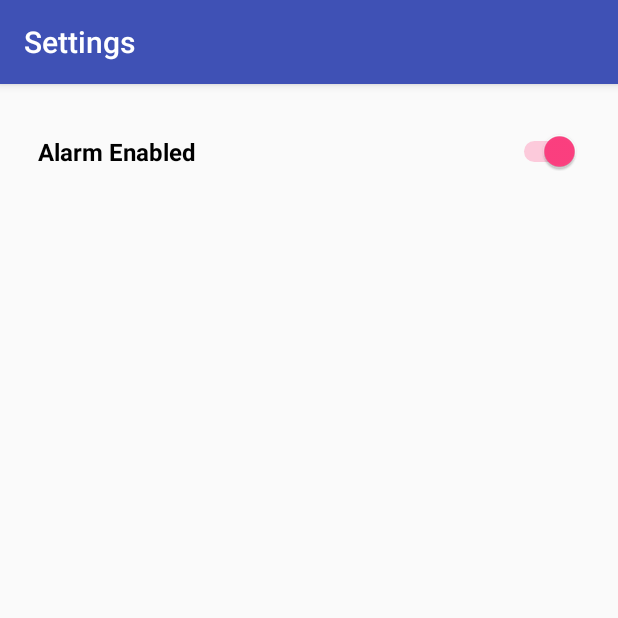
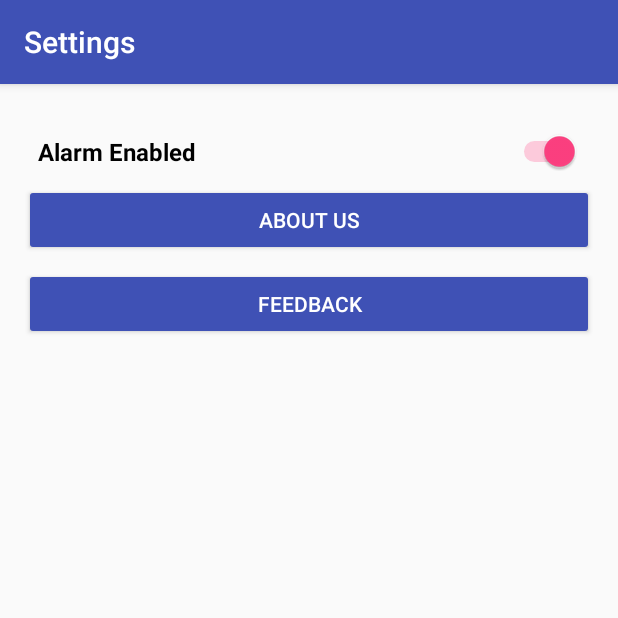
Before and after one commit to byteShaft/study-pro, an Android app: the Settings screen opened directly, with no data from a screen before it, on a phone screen of 412 x 824 dp, the top half of it. Run offline under Robolectric (Android 15) with nearby library versions, the phone set to English and light mode, and no system bars.

Commit message:
add about and feedback in settings

```diff
--- a/app/src/main/AndroidManifest.xml
+++ b/app/src/main/AndroidManifest.xml
@@ -14,7 +14,7 @@
         android:theme="@style/AppTheme">
         <activity
             android:name=".dashboard"
-            android:label="@string/app_name"/>
+            android:label="@string/app_name" />
         <activity
             android:name=".ViewAgenda"
             android:label="My Agendas"
@@ -46,7 +46,9 @@
                 <category android:name="android.intent.category.LAUNCHER" />
             </intent-filter>
         </activity>
-        <activity android:name=".Settings"/>
+        <activity android:name=".Settings" />
+        <activity android:name=".FeedbackActivity" />
+        <activity android:name=".AboutActivity"></activity>
     </application>
 
 </manifest>
--- a/app/src/main/java/in/technicus/studypro/Settings.java
+++ b/app/src/main/java/in/technicus/studypro/Settings.java
@@ -1,25 +1,33 @@
 package in.technicus.studypro;
 
 import android.content.ComponentName;
+import android.content.Intent;
 import android.content.pm.PackageManager;
 import android.graphics.Color;
 import android.os.Bundle;
 import android.support.v7.app.AppCompatActivity;
+import android.view.View;
+import android.widget.Button;
 import android.widget.CompoundButton;
 import android.widget.Switch;
 import android.widget.Toast;
 
-public class Settings extends AppCompatActivity implements CompoundButton.OnCheckedChangeListener {
+public class Settings extends AppCompatActivity implements CompoundButton.OnCheckedChangeListener, View.OnClickListener {
 
 
     private Switch mToggleSwitch;
+    private Button mAboutButton;
+    private Button mFeedbackButton;
 
     @Override
     protected void onCreate(Bundle savedInstanceState) {
         super.onCreate(savedInstanceState);
         setContentView(R.layout.activity_settings);
         setTitle("Settings");
-
+        mAboutButton = (Button) findViewById(R.id.button_about);
+        mFeedbackButton = (Button) findViewById(R.id.button_feedback);
+        mAboutButton.setOnClickListener(this);
+        mFeedbackButton.setOnClickListener(this);
         mToggleSwitch = (Switch) findViewById(R.id.aSwitch);
         mToggleSwitch.setOnCheckedChangeListener(this);
     }
@@ -71,4 +79,18 @@ public class Settings extends AppCompatActivity implements CompoundButton.OnChec
             mToggleSwitch.setTextColor(Color.RED);
         }
     }
+
+    @Override
+    public void onClick(View view) {
+        switch (view.getId()) {
+            case R.id.button_feedback:
+                System.out.println("feedback button");
+                startActivity(new Intent(this, FeedbackActivity.class));
+                break;
+            case R.id.button_about:
+                System.out.println("About button");
+                startActivity(new Intent(this, AboutActivity.class));
+                break;
+        }
+    }
 }
--- a/app/src/main/res/layout/activity_settings.xml
+++ b/app/src/main/res/layout/activity_settings.xml
@@ -11,7 +11,7 @@
 
     <Switch
         android:id="@+id/aSwitch"
-        android:layout_width="fill_parent"
+        android:layout_width="match_parent"
         android:layout_height="wrap_content"
         android:layout_centerHorizontal="true"
         android:layout_marginTop="15dp"
@@ -20,4 +20,24 @@
         android:paddingRight="9dp"
         android:textStyle="bold"/>
 
+
+        <Button
+            android:theme="@style/AppTheme.Button"
+            android:id="@+id/button_about"
+            android:text="About Us"
+            android:layout_marginTop="8dp"
+            android:layout_below="@+id/aSwitch"
+            android:layout_width="match_parent"
+            android:layout_height="wrap_content" />
+
+
+        <Button
+            android:theme="@style/AppTheme.Button"
+            android:id="@+id/button_feedback"
+            android:text="Feedback"
+            android:layout_marginTop="8dp"
+            android:layout_below="@+id/button_about"
+            android:layout_width="match_parent"
+            android:layout_height="wrap_content"/>
+
 </RelativeLayout>
--- a/app/src/main/res/layout/activity_view_agenda.xml
+++ b/app/src/main/res/layout/activity_view_agenda.xml
@@ -15,8 +15,7 @@
         android:layout_alignParentStart="true"
         android:layout_alignParentRight="true"
         android:layout_alignParentEnd="true"
-        android:background="#3f51b4"
-        android:textColor="#fff"
+        android:theme="@style/AppTheme.Button"
         />
 
     <ListView
--- a/app/src/main/res/values/strings.xml
+++ b/app/src/main/res/values/strings.xml
@@ -2,4 +2,5 @@
     <string name="app_name">Studypro</string>
     <string name="action_settings">Settings</string>
     <string name="title_activity_main">MainActivity</string>
+    <string name="email_string">stewie.berry@gmail.com</string>
 </resources>
--- a/app/src/main/res/values/styles.xml
+++ b/app/src/main/res/values/styles.xml
@@ -17,4 +17,9 @@
 
     <style name="AppTheme.PopupOverlay" parent="ThemeOverlay.AppCompat.Light" />
 
+    <style name="AppTheme.Button" parent="Widget.AppCompat.Button.Colored">
+        <item name="colorButtonNormal">@color/colorPrimary</item>
+        <item name="android:textColor">@android:color/white</item>
+    </style>
+
 </resources>
```
Also changed, not shown: app/src/main/java/in/technicus/studypro/AboutActivity.java (added, +13 -0 lines), app/src/main/java/in/technicus/studypro/FeedbackActivity.java (added, +46 -0 lines), app/src/main/res/layout/activity_about.xml (added, +19 -0 lines), app/src/main/res/layout/activity_add_agenda.xml (+5 -4 lines), app/src/main/res/layout/activity_feedback.xml (added, +40 -0 lines).
